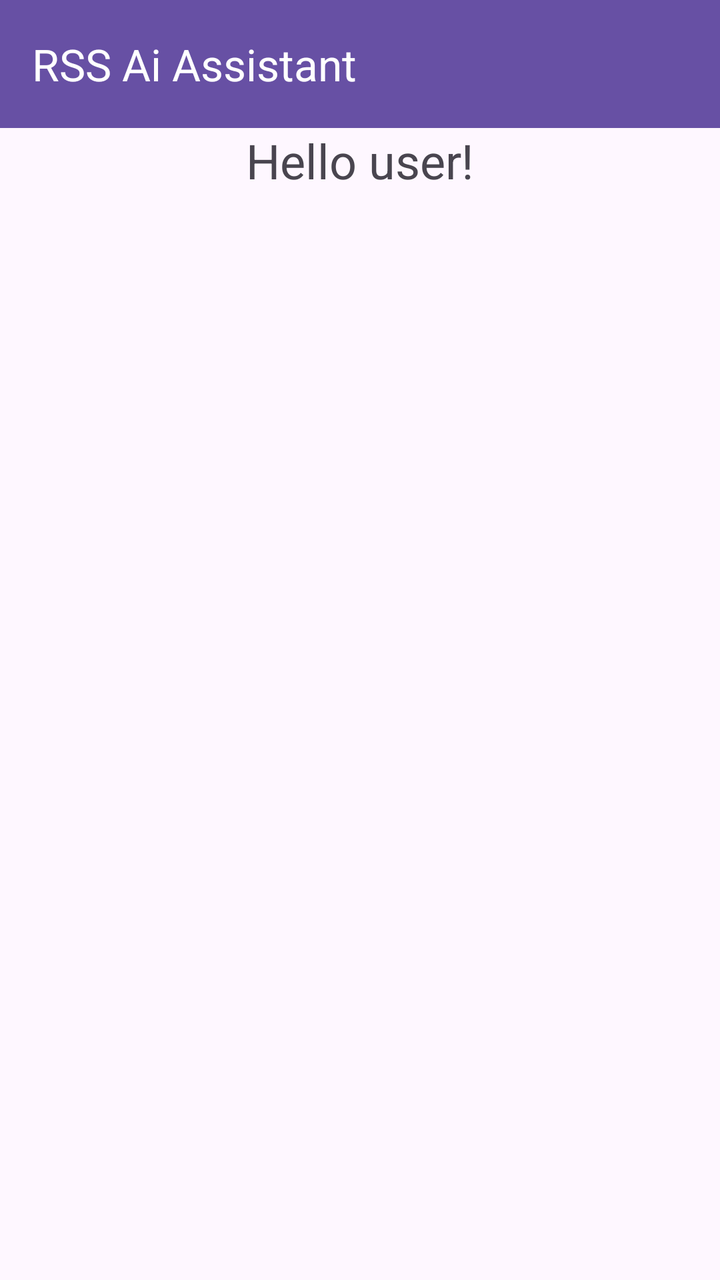
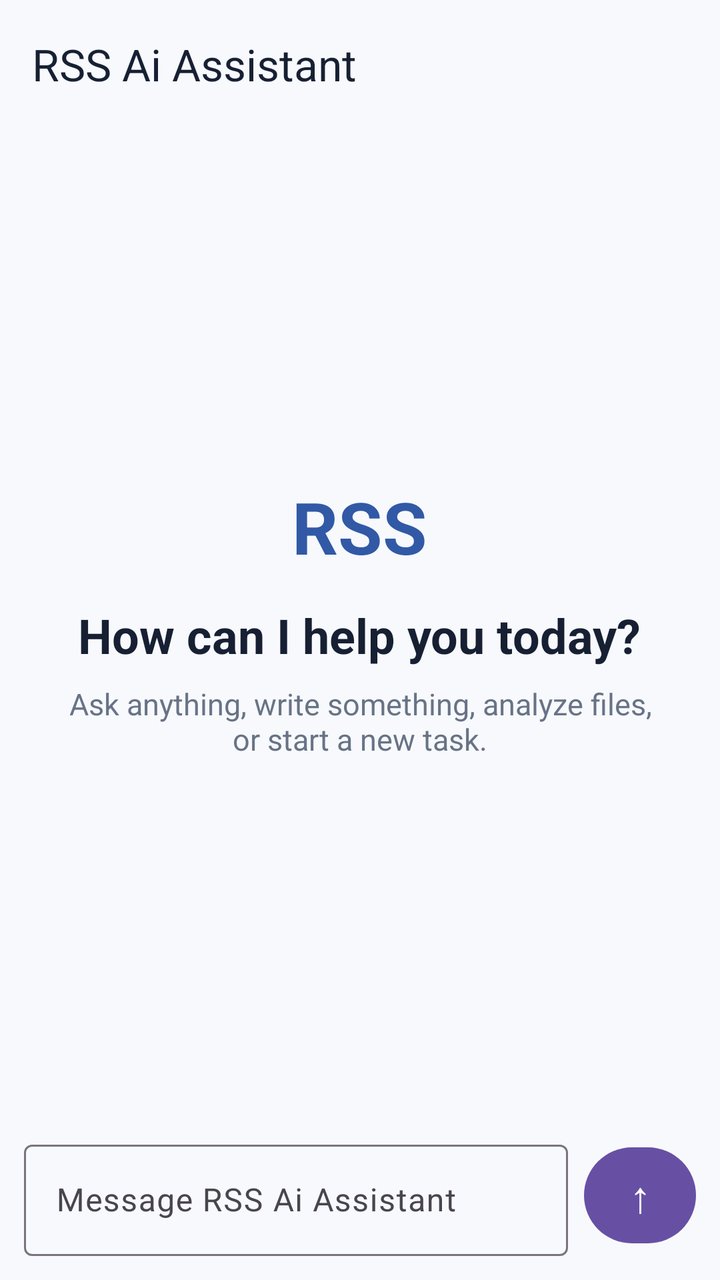

Compare the two renders of this Android layout. The source of the first and the diff that turns it into the second are given below.
<!-- AndroidManifest.xml: application theme AppTheme -->
<!-- res/layout/activity_main.xml -->
<?xml version="1.0" encoding="utf-8"?>
<androidx.constraintlayout.widget.ConstraintLayout
    xmlns:android="http://schemas.android.com/apk/res/android"
    xmlns:app="http://schemas.android.com/apk/res-auto"
    xmlns:tools="http://schemas.android.com/tools"
    android:layout_width="match_parent"
    android:layout_height="match_parent">

    <com.google.android.material.appbar.MaterialToolbar
        android:id="@+id/toolbar"
        android:layout_width="0dp"
        android:layout_height="?attr/actionBarSize"
        android:background="?attr/colorPrimary"
        app:title="@string/app_name"
        app:titleTextColor="?attr/colorOnPrimary"
        app:layout_constraintTop_toTopOf="parent"
        app:layout_constraintStart_toStartOf="parent"
        app:layout_constraintEnd_toEndOf="parent" />

    <TextView
        android:id="@+id/text_view"
        android:layout_width="wrap_content"
        android:layout_height="wrap_content"
        android:text="Hello user!"
        android:textSize="24sp"
        app:layout_constraintTop_toBottomOf="@id/toolbar"
        app:layout_constraintStart_toStartOf="parent"
        app:layout_constraintEnd_toEndOf="parent" />

</androidx.constraintlayout.widget.ConstraintLayout>
<!-- resources referenced by this layout -->
<resources>
  <string name="app_name">RSS Ai Assistant</string>
  <style name="AppTheme" parent="Base.AppTheme" />
  <style name="Base.AppTheme" parent="Theme.Material3.DayNight.NoActionBar">
      
      
    </style>
</resources>

<!-- the commit's change to res/layout/activity_main.xml (unified diff, before → after) -->
@@ -1,30 +1,85 @@
 <?xml version="1.0" encoding="utf-8"?>
-<androidx.constraintlayout.widget.ConstraintLayout
-    xmlns:android="http://schemas.android.com/apk/res/android"
+<LinearLayout xmlns:android="http://schemas.android.com/apk/res/android"
     xmlns:app="http://schemas.android.com/apk/res-auto"
-    xmlns:tools="http://schemas.android.com/tools"
     android:layout_width="match_parent"
-    android:layout_height="match_parent">
+    android:layout_height="match_parent"
+    android:background="#F7F9FC"
+    android:orientation="vertical">
 
     <com.google.android.material.appbar.MaterialToolbar
         android:id="@+id/toolbar"
-        android:layout_width="0dp"
-        android:layout_height="?attr/actionBarSize"
-        android:background="?attr/colorPrimary"
-        app:title="@string/app_name"
-        app:titleTextColor="?attr/colorOnPrimary"
-        app:layout_constraintTop_toTopOf="parent"
-        app:layout_constraintStart_toStartOf="parent"
-        app:layout_constraintEnd_toEndOf="parent" />
+        android:layout_width="match_parent"
+        android:layout_height="64dp"
+        android:background="#F7F9FC"
+        app:title="RSS Ai Assistant"
+        app:titleTextColor="#172033" />
 
-    <TextView
-        android:id="@+id/text_view"
-        android:layout_width="wrap_content"
+    <ScrollView
+        android:layout_width="match_parent"
+        android:layout_height="0dp"
+        android:layout_weight="1"
+        android:fillViewport="true">
+        <LinearLayout
+            android:layout_width="match_parent"
+            android:layout_height="match_parent"
+            android:gravity="center"
+            android:orientation="vertical"
+            android:padding="28dp">
+
+            <TextView
+                android:layout_width="wrap_content"
+                android:layout_height="wrap_content"
+                android:text="RSS"
+                android:textColor="#3159A6"
+                android:textSize="36sp"
+                android:textStyle="bold" />
+
+            <TextView
+                android:layout_width="wrap_content"
+                android:layout_height="wrap_content"
+                android:layout_marginTop="14dp"
+                android:text="How can I help you today?"
+                android:textColor="#172033"
+                android:textSize="24sp"
+                android:textStyle="bold" />
+
+            <TextView
+                android:layout_width="match_parent"
+                android:layout_height="wrap_content"
+                android:layout_marginTop="8dp"
+                android:gravity="center"
+                android:text="Ask anything, write something, analyze files, or start a new task."
+                android:textColor="#687386"
+                android:textSize="15sp" />
+        </LinearLayout>
+    </ScrollView>
+
+    <LinearLayout
+        android:layout_width="match_parent"
         android:layout_height="wrap_content"
-        android:text="Hello user!"
-        android:textSize="24sp"
-        app:layout_constraintTop_toBottomOf="@id/toolbar"
-        app:layout_constraintStart_toStartOf="parent"
-        app:layout_constraintEnd_toEndOf="parent" />
+        android:orientation="horizontal"
+        android:padding="12dp">
 
-</androidx.constraintlayout.widget.ConstraintLayout>
+        <com.google.android.material.textfield.TextInputLayout
+            android:layout_width="0dp"
+            android:layout_height="wrap_content"
+            android:layout_weight="1"
+            android:hint="Message RSS Ai Assistant">
+            <com.google.android.material.textfield.TextInputEditText
+                android:id="@+id/message_input"
+                android:layout_width="match_parent"
+                android:layout_height="wrap_content"
+                android:inputType="textCapSentences|textMultiLine"
+                android:maxLines="4" />
+        </com.google.android.material.textfield.TextInputLayout>
+
+        <com.google.android.material.button.MaterialButton
+            android:id="@+id/send_button"
+            android:layout_width="56dp"
+            android:layout_height="56dp"
+            android:layout_marginStart="8dp"
+            android:minWidth="0dp"
+            android:text="↑"
+            android:textSize="22sp" />
+    </LinearLayout>
+</LinearLayout>
<!-- resource entries referenced after the edit -->
@@ -1,6 +1,5 @@
 <!-- resources referenced by this layout -->
 <resources>
-  <string name="app_name">RSS Ai Assistant</string>
   <style name="AppTheme" parent="Base.AppTheme" />
   <style name="Base.AppTheme" parent="Theme.Material3.DayNight.NoActionBar">
       
